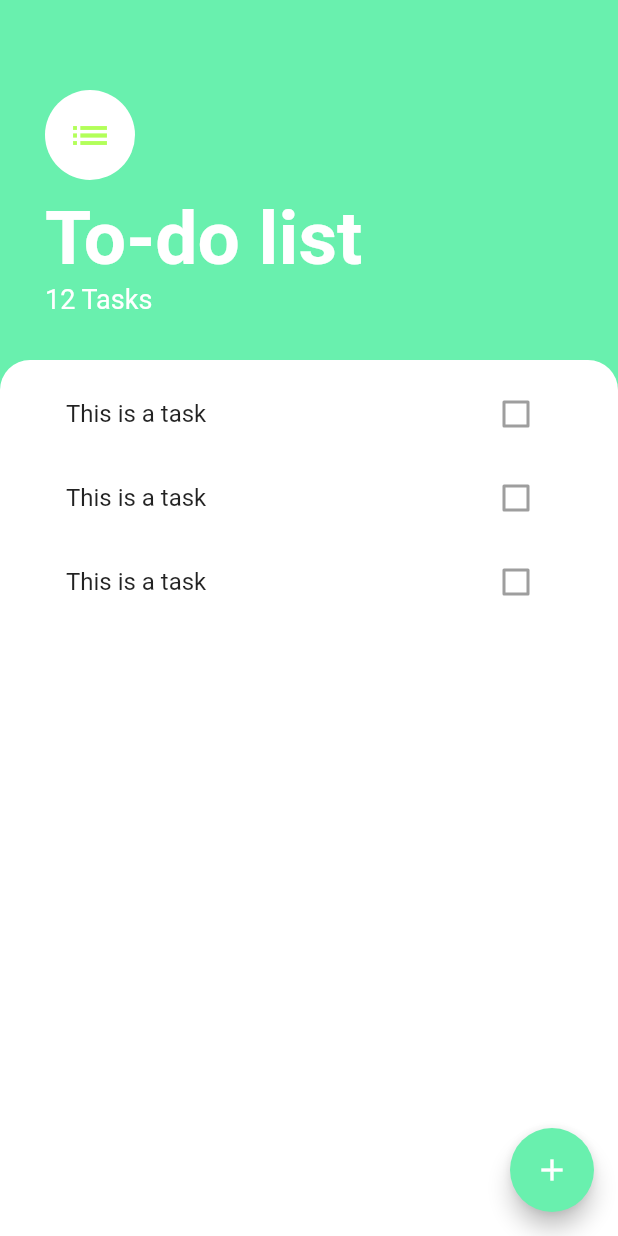
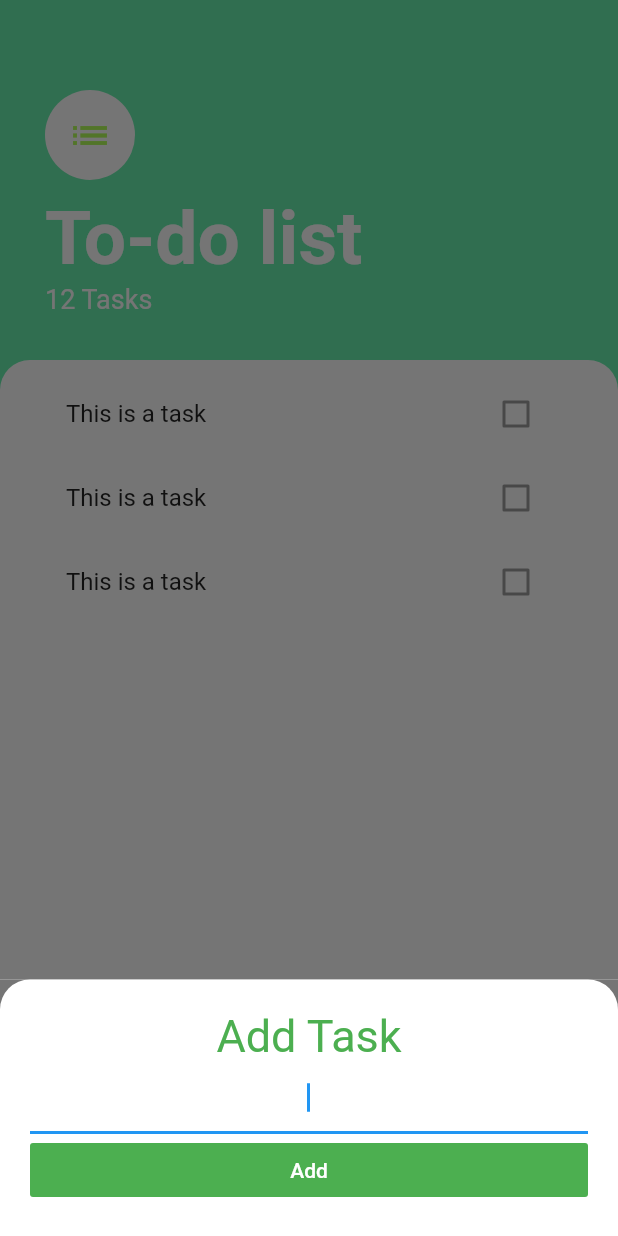
Before and after one commit to JohnJorjill/to_do_list_flutter, a Flutter app: the screen it shows after launch, after a tap on the "add" icon, on a phone screen of 412 x 824 dp. Run offline on Flutter 3.47's test engine with Material 2 defaults, Android fonts, the phone set to English and light mode, and no system bars.

Commit message:
Done UI 3

```diff
--- /dev/null
+++ b/lib/screens/add_task_screen.dart
@@ -0,0 +1,48 @@
+import 'package:flutter/material.dart';
+
+class AddTaskScreen extends StatelessWidget {
+  @override
+  Widget build(BuildContext context) {
+    return Container(
+      color: Color(0xff757575),
+      child: Container(
+        padding: EdgeInsets.all(20.0),
+        decoration: BoxDecoration(
+          color: Colors.white,
+          borderRadius: BorderRadius.only(
+            topLeft: Radius.circular(20.0),
+            topRight: Radius.circular(20.0),
+          ),
+        ),
+        child: Column(
+          crossAxisAlignment: CrossAxisAlignment.stretch,
+          children: <Widget>[
+            Text(
+              'Add Task',
+              textAlign: TextAlign.center,
+              style: TextStyle(
+                fontSize: 30.0,
+                color: Colors.green,
+              ),
+            ),
+            TextField(
+              autofocus: true,
+              textAlign: TextAlign.center,
+            ),
+            FlatButton(
+              child: Text('Add',
+                style: TextStyle(
+                  color: Colors.white,
+                ),
+              ),
+              color: Colors.green,
+              onPressed: (){
+
+              },
+            ),
+          ],
+        ),
+      ),
+    );
+  }
+}
--- a/lib/screens/task_screen.dart
+++ b/lib/screens/task_screen.dart
@@ -1,7 +1,11 @@
 import 'package:flutter/material.dart';
 import 'package:to_do_list_flutter/widgets/tasks_list.dart';
+import 'package:to_do_list_flutter/screens/add_task_screen.dart';
 
 class TasksScreen extends StatelessWidget {
+
+  Widget buildBottomSheet;
+
   @override
   Widget build(BuildContext context) {
     return Scaffold(
@@ -10,7 +14,16 @@ class TasksScreen extends StatelessWidget {
         backgroundColor: Colors.greenAccent,
         child: Icon(Icons.add),
         onPressed: (){
-
+          showModalBottomSheet(
+              context: context,
+              isScrollControlled: true,
+              builder: (context) => SingleChildScrollView(
+                child: Container(
+                  padding: EdgeInsets.only(bottom: MediaQuery.of(context).viewInsets.bottom),
+                  child: AddTaskScreen(),
+                ),
+              )
+          );
         },
       ),
       body: Column(
```
Also changed, not shown: 1 other file.
